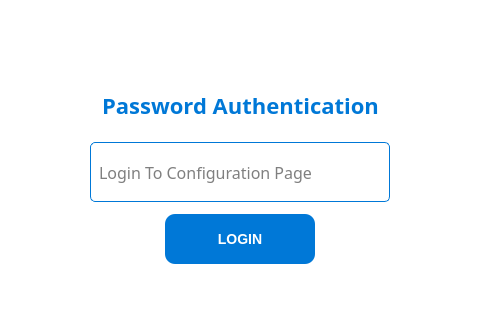
Qt form QT_APP/login.ui (eSpark-Backup/nabilfesal-msm-fw) before a commit; both pictures show x 160 to 640 and y 160 to 480 of the 800 by 480 pixel window.
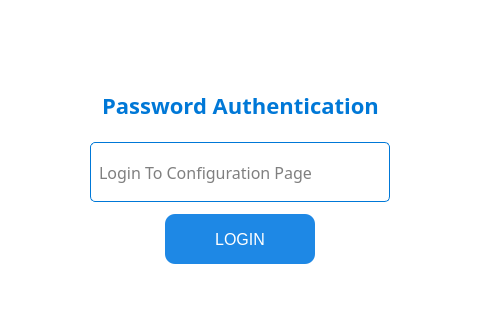
The same form after that commit. Icons and pictures are not drawn.

The edit to the form file:
```diff
--- a/QT_APP/login.ui
+++ b/QT_APP/login.ui
@@ -406,7 +406,28 @@
          <enum>Qt::NoFocus</enum>
         </property>
         <property name="styleSheet">
-         <string notr="true">background-color: #0078D7; color: white; font-weight: bold; font-size: 14px; padding: 8px; border-radius: 10px;</string>
+         <string notr="true">QPushButton {
+    background-color: #1E88E5;   /* Blue */
+    color: white;               /* White text */
+    border: none;               /* No border line */
+    border-radius: 10px;        /* Rounded corners */
+    padding: 6px 20px;          /* Spacing inside */
+    font-size: 16px;            /* Font size */
+}
+
+QPushButton:hover {
+    background-color: #1565C0;  /* Darker blue on hover */
+}
+
+QPushButton:pressed {
+    background-color: #0D47A1;  /* Darkest blue when pressed */
+}
+
+QPushButton:focus {
+    outline: none;                 /* Remove dotted border */
+    background-color: #074475;     /* Brighter blue highlight */
+    border: 2px solid black;       /* White glow/border */
+}</string>
         </property>
         <property name="text">
          <string>LOGIN</string>
```
Left out of the diff: 5 changed lines with no effect on the pictures.
